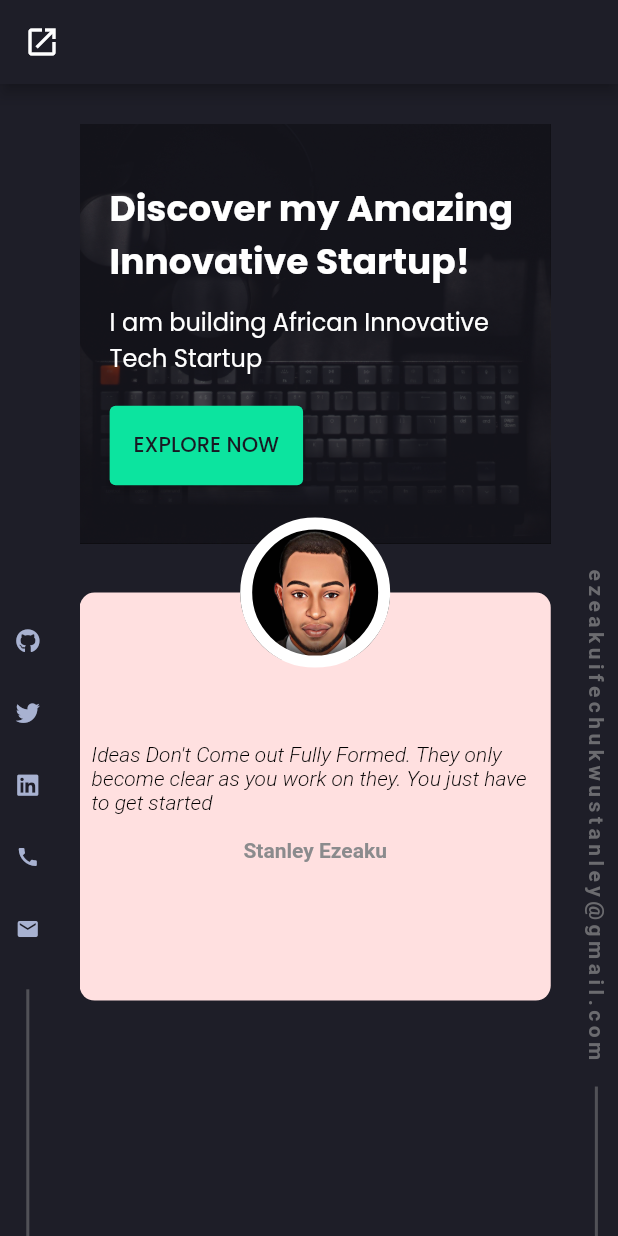
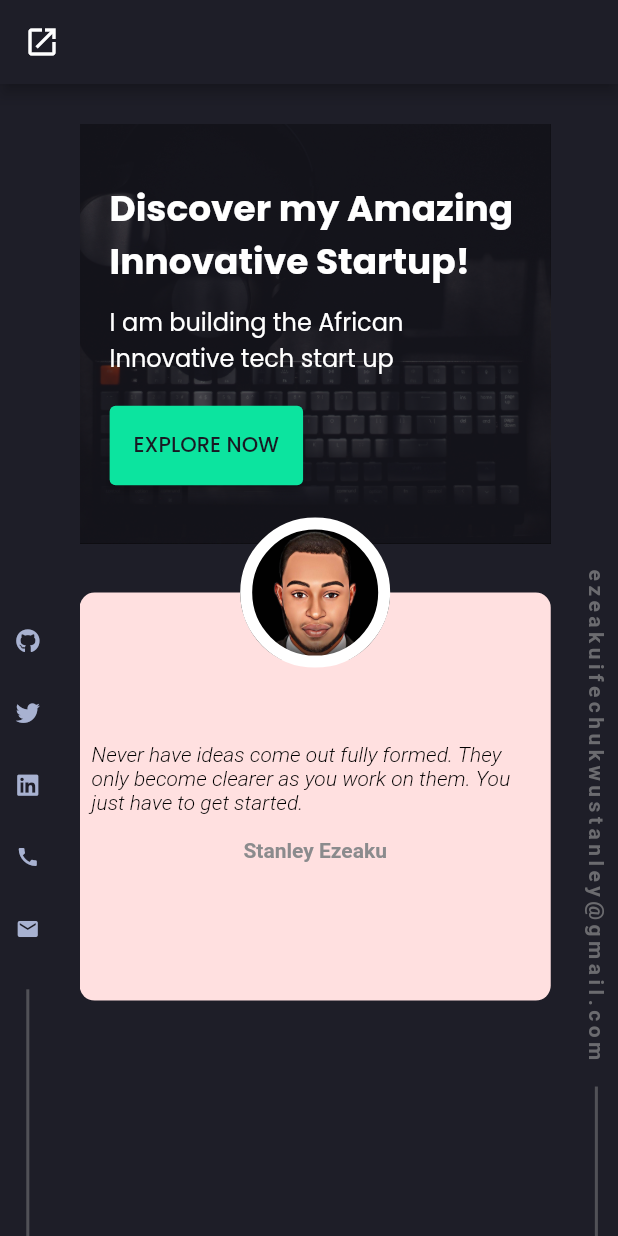
Before and after one commit to stanezeaku/flutter_personal_portfolio, a Flutter app: the screen it shows after launch, scrolled down 89 dp, on a phone screen of 412 x 824 dp. Run offline on Flutter 3.47's test engine with Material 2 defaults, Android fonts, the phone set to English and light mode, and no system bars; drawn by our look-alikes of animated_text_kit, auto_size_text; our stand-ins replace flutter_svg, font_awesome_flutter, go_router, google_fonts, rive, scroll_to_index and 1 more; missing offline and left inert: pointer_interceptor.

Commit message:
Content Correction

```diff
--- a/lib/main.dart
+++ b/lib/main.dart
@@ -1,6 +1,5 @@
 import 'package:flutter/material.dart';
 import 'package:ifeetech/navigation/router.dart';
-import 'package:ifeetech/screens/home/home_screen.dart';
 import 'package:google_fonts/google_fonts.dart';
 
 import 'constants.dart';
--- a/lib/screens/UI/about.dart
+++ b/lib/screens/UI/about.dart
@@ -68,13 +68,13 @@ class _AboutState extends State<About> {
                   Wrap(
                     children: const [
                       AutoSizeText(
-                        "Hey! I'm Stanley Ezeaku, a Software Developer based in Dubai, UAE.\n\nI love building software applications that are innovative to Human improvement and enrichment\n\n",
+                        "Hey! I'm Stanley Ezeaku, a Software Developer based in Dubai, UAE.\n\nI love building software applications that are innovative to human improvement and advancement\n\n",
                         style: TextStyle(
                           color: Colors.white,
                         ),
                       ),
                       AutoSizeText(
-                        "As a self-thought software developer my principle of suceess revolves around my shared roapmap. I am a lover of open source and my ambition is to build and grow a proudly owned multinational technology company which main goal is to solve African needs for innovative tech solutions and empowerment.\n\n",
+                        "As a self-thought software developer my principle of suceess are clear thought and revolve around my shared roapmap. I am a lover of open source and my ambition is to build and proudly own a multinational tech company which main goal is to solve African needs, provide innovative tech solutions and empowerment.\n\n",
                         style: TextStyle(
                           color: Colors.white,
                         ),
--- a/lib/screens/UI/roadmap.dart
+++ b/lib/screens/UI/roadmap.dart
@@ -55,7 +55,7 @@ class Roadmap extends StatelessWidget {
                     children: [
                       const Center(
                         child: VerticalDivider(
-                          color: Color(0xff64FFDA),
+                          color: primaryColor,
                           thickness: 1.75,
                           width: 10,
                           indent: 10,
--- a/lib/screens/Widget/app_bar_title.dart
+++ b/lib/screens/Widget/app_bar_title.dart
@@ -15,7 +15,7 @@ class AppBarTitle extends StatelessWidget {
     return GestureDetector(
       child: Padding(
         padding: const EdgeInsets.symmetric(
-          vertical: 14.0,
+          vertical: 2.0,
         ),
         child: Responsive.isDesktop(context)
             ? Text(
@@ -31,7 +31,7 @@ class AppBarTitle extends StatelessWidget {
                 text!,
                 textAlign: TextAlign.center,
                 style: const TextStyle(
-                  fontSize: 8.0,
+                  fontSize: 10.0,
                   // letterSpacing: 3.0,
                   // color: Color(0xffBAD0D0),
                 ),
--- a/lib/screens/Widget/home_quote.dart
+++ b/lib/screens/Widget/home_quote.dart
@@ -38,7 +38,7 @@ class _HomeQuoteState extends State<HomeQuote> {
             ),
           ),
           const Text(
-            "Ideas Don't Come out Fully Formed. They only become clear as you work on they. You just have to get started",
+            "Never have ideas come out fully formed. They only become clearer as you work on them. You just have to get started.",
             style: TextStyle(
               color: Colors.black,
               fontSize: 14,
--- a/lib/screens/Widget/roadmap_box.dart
+++ b/lib/screens/Widget/roadmap_box.dart
@@ -13,27 +13,27 @@ class RoadmapBox extends StatelessWidget {
         RoadmapCustomData(
           title: "Foundations",
           subTitle:
-              "I invest quality time, and concentration, engaging myself to fundamental knowledge and skills needed to build a strong foudation understanding \nin any area of technology i am working on",
+              "I invest quality time engaging myself to fundamental knowledge and skills needed to build a strong foundation understanding, in any area of technology i am working on",
         ),
         RoadmapCustomData(
           title: "Experimentation and Specialization",
           subTitle:
-              "In this phase I carry out a Research Based experimentation on what works better if not the best. \nI specalizes my solution on what works the best in solving my problems.",
+              "In this phase, I carry out a Research Based experimentation on what works better if not the best. I specalizes my solution on what works the best in solving forseen problems.",
         ),
         RoadmapCustomData(
           title: "Networking and Freelancing",
           subTitle:
-              "I get myself involved in different developer communities, tech talks, hackatons, meetup and startup events. These helps me involve myself in exchanging ideas and information with peers \nI take up freelance projects to gain more work experience and money of course.",
+              "I get myself involved in different developer communities, tech talks, hackatons, meetup and startup events. These help me involve myself in exchanging ideas and information with peers. I take up freelance projects to gain more work experience and money of course.",
         ),
         RoadmapCustomData(
           title: "Application",
           subTitle:
-              "Take a full time role or take up a personal project with the intention of turning it to a business \n In doing these i will be able to apply my knowledge and skills in a greater extend of problem solving.",
+              "I take a full time role or take up a personal project with the intention of turning it to a business. In doing these, i will be able to apply my knowledge and skills in the long run and gain effective problem solving skills.",
         ),
         RoadmapCustomData(
           title: "Repetition",
           subTitle:
-              "I repeat the circle of my Roadmap, enaging in continuous learning and keep up with the latest and trending technology",
+              "I repeat the circle of my Roadmap, enaging in continuous learning and keeping up with the latest and trending technology",
         ),
       ],
     );
--- a/lib/screens/home/components/home_banner.dart
+++ b/lib/screens/home/components/home_banner.dart
@@ -3,7 +3,6 @@ import 'package:auto_size_text/auto_size_text.dart';
 import 'package:flutter/material.dart';
 import 'package:go_router/go_router.dart';
 import 'package:ifeetech/responsive.dart';
-import 'package:ifeetech/screens/explore_zijemu.dart';
 
 import '../../../constants.dart';
 
@@ -98,15 +97,15 @@ class AnimatedText extends StatelessWidget {
       repeatForever: true,
       animatedTexts: [
         TyperAnimatedText(
-          "African Innovative Tech Startup",
+          "the African Innovative tech start up",
           speed: const Duration(milliseconds: 120),
         ),
         TyperAnimatedText(
-          "A redefine Online Marketplace for Made in Africa Products",
+          "a redefine online marketplace for African-made Products",
           speed: const Duration(milliseconds: 120),
         ),
         TyperAnimatedText(
-          "Online free tech education for open source",
+          "a free online tech platform for education and open sourcing",
           speed: const Duration(milliseconds: 120),
         ),
       ],
@@ -157,15 +156,15 @@ class AnimatedTextMobile extends StatelessWidget {
       repeatForever: true,
       animatedTexts: [
         TyperAnimatedText(
-          "I am building African Innovative Tech Startup",
+          "I am building the African Innovative tech start up",
           speed: const Duration(milliseconds: 120),
         ),
         TyperAnimatedText(
-          "I am building A redefine Online Marketplace for Made in Africa Products",
+          "I am building a redefine online marketplace for African-made Products",
           speed: const Duration(milliseconds: 120),
         ),
         TyperAnimatedText(
-          "I am building Online free tech education for open source",
+          "I am building a free online tech platform for education and open sourcing",
           speed: const Duration(milliseconds: 120),
         ),
       ],
--- a/lib/screens/main/components/side_menu.dart
+++ b/lib/screens/main/components/side_menu.dart
@@ -87,15 +87,15 @@ class SideMenu extends StatelessWidget {
                             ),
                             IconButton(
                               onPressed: () {
-                                method.launchURL(
-                                    "https://github.com/Stanley-Ezeaku");
+                                method
+                                    .launchURL("https://github.com/stanezeaku");
                               },
                               icon: SvgPicture.asset("assets/icons/github.svg"),
                             ),
                             IconButton(
                               onPressed: () {
                                 method.launchURL(
-                                    "https://twitter.com/stan_ezeaku");
+                                    "https://twitter.com/stanezeaku");
                               },
                               icon:
                                   SvgPicture.asset("assets/icons/twitter.svg"),
```
Also changed, not shown: lib/models/project.dart (+8 -8 lines), lib/screens/UI/home_page.dart (+3 -4 lines).
